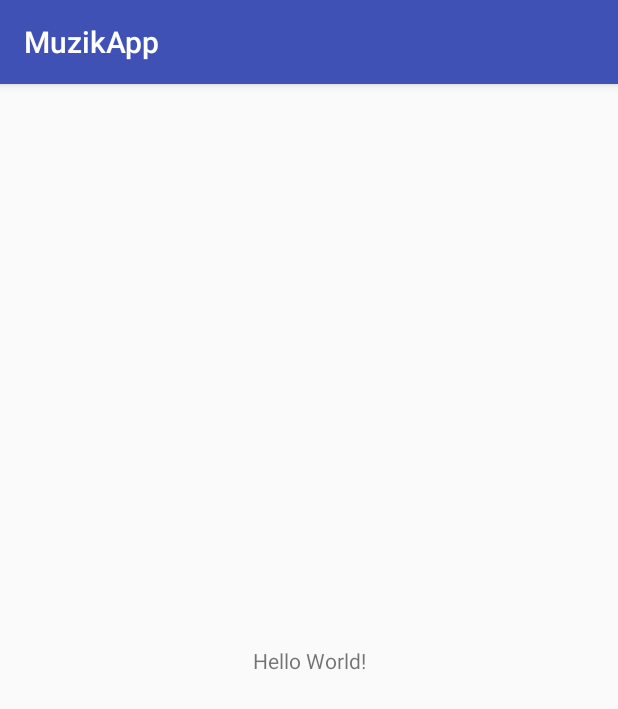
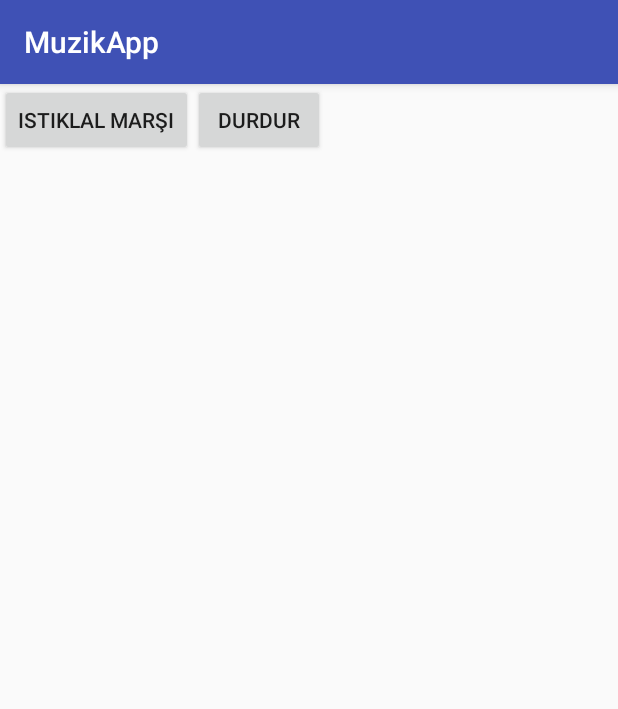
Before and after one commit to alpaycelik/MuzikApp, an Android app: the screen it shows after launch (MainActivity), on a phone screen of 412 x 824 dp. Shown: the top 709 px of the screen. Run offline under Robolectric (Android 15) with nearby library versions, the phone set to English and light mode, and no system bars.

Commit message:
Media player ses çalma, durdurma eklendi.

```diff
--- a/app/src/main/java/celik/alpay/muzikapp/MainActivity.java
+++ b/app/src/main/java/celik/alpay/muzikapp/MainActivity.java
@@ -1,7 +1,10 @@
 package celik.alpay.muzikapp;
 
+import android.media.MediaPlayer;
 import android.support.v7.app.AppCompatActivity;
 import android.os.Bundle;
+import android.view.View;
+import android.widget.Button;
 
 public class MainActivity extends AppCompatActivity {
 
@@ -9,5 +12,20 @@
     protected void onCreate(Bundle savedInstanceState) {
         super.onCreate(savedInstanceState);
         setContentView(R.layout.activity_main);
-    }
+        Button b1 = (Button) findViewById(R.id.button);
+        final MediaPlayer mediaPlayer = MediaPlayer.create(this, R.raw.istiklal);
+        b1.setOnClickListener(new View.OnClickListener() {
+            @Override
+            public void onClick(View v) {
+                mediaPlayer.start();
+            }
+        });
+        Button b2 = (Button) findViewById(R.id.button2);
+        b2.setOnClickListener(new View.OnClickListener() {
+            @Override
+            public void onClick(View v) {
+                mediaPlayer.pause();
+            }
+        });
+ }
 }
--- a/app/src/main/res/layout/activity_main.xml
+++ b/app/src/main/res/layout/activity_main.xml
@@ -1,18 +1,25 @@
 <?xml version="1.0" encoding="utf-8"?>
-<android.support.constraint.ConstraintLayout xmlns:android="http://schemas.android.com/apk/res/android"
+<LinearLayout xmlns:android="http://schemas.android.com/apk/res/android"
     xmlns:app="http://schemas.android.com/apk/res-auto"
     xmlns:tools="http://schemas.android.com/tools"
     android:layout_width="match_parent"
     android:layout_height="match_parent"
     tools:context="celik.alpay.muzikapp.MainActivity">
 
-    <TextView
+    <Button
+        android:id="@+id/button"
         android:layout_width="wrap_content"
         android:layout_height="wrap_content"
-        android:text="Hello World!"
-        app:layout_constraintBottom_toBottomOf="parent"
-        app:layout_constraintLeft_toLeftOf="parent"
-        app:layout_constraintRight_toRightOf="parent"
-        app:layout_constraintTop_toTopOf="parent" />
+        android:text="istiklal marşı"
+        tools:layout_editor_absoluteX="66dp"
+        tools:layout_editor_absoluteY="180dp" />
 
-</android.support.constraint.ConstraintLayout>
+    <Button
+        android:id="@+id/button2"
+        android:layout_width="wrap_content"
+        android:layout_height="wrap_content"
+        android:text="durdur"
+        tools:layout_editor_absoluteX="230dp"
+        tools:layout_editor_absoluteY="180dp" />
+
+</LinearLayout>
```
Also changed, not shown: 1 other file.
